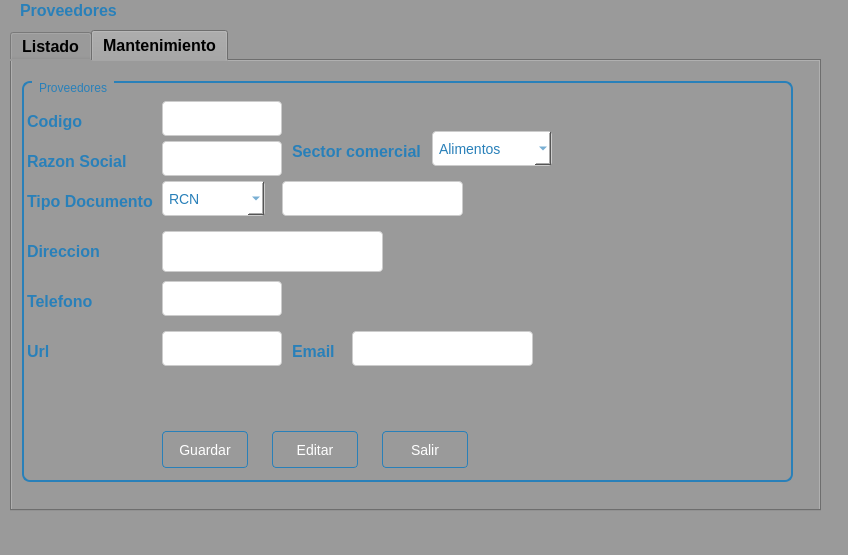
The window that Sistema de ventas/ui/FrmProveedor.ui (CodeDrTech/DevelopPython) describes before a commit, drawn with Qt 5.
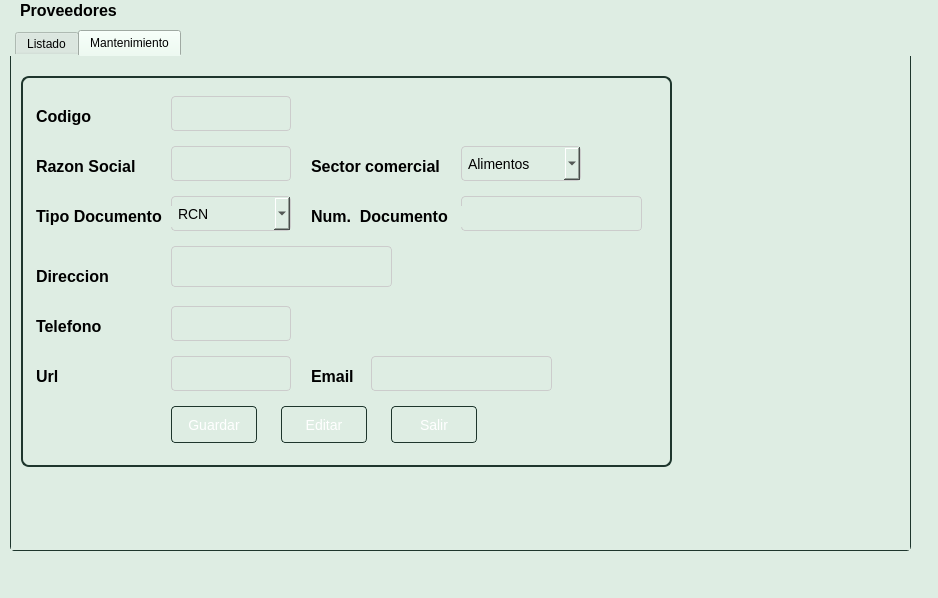
The same window after the commit. The open tabs and pages were chosen to show the change.

The edit to the form file:
```diff
--- a/Sistema de ventas/ui/FrmProveedor.ui
+++ b/Sistema de ventas/ui/FrmProveedor.ui
@@ -9,8 +9,8 @@
    <rect>
     <x>0</x>
     <y>0</y>
-    <width>848</width>
-    <height>555</height>
+    <width>938</width>
+    <height>598</height>
    </rect>
   </property>
   <property name="windowTitle">
@@ -18,7 +18,7 @@
   </property>
   <property name="styleSheet">
    <string notr="true">QWidget {
-    background-color: #9a9a9a;
+    background-color: #deede3;
 }</string>
   </property>
   <widget class="QWidget" name="centralwidget">
@@ -33,17 +33,17 @@
     </property>
     <property name="font">
      <font>
-      <pointsize>-1</pointsize>
+      <pointsize>1</pointsize>
       <bold>true</bold>
      </font>
     </property>
     <property name="styleSheet">
      <string notr="true">QWidget {
-    background-color: #9a9a9a;
+    background-color: var(--jade-50);
 }
 
 QLabel {
-    color: #2980b9;
+    color: var(--jade-500);
     font-size: 16px;
     font-weight: bold;
 }</string>
@@ -57,8 +57,8 @@
      <rect>
       <x>10</x>
       <y>30</y>
-      <width>811</width>
-      <height>481</height>
+      <width>901</width>
+      <height>521</height>
      </rect>
     </property>
     <property name="toolTip">
@@ -66,13 +66,35 @@
     </property>
     <property name="styleSheet">
      <string notr="true">QTabWidget {
-    background-color: #9a9a9a;
+    background-color: #deede3;
+    border: 1px solid #cccccc;
+    border-radius: 4px;
 }
 
-QTabWidget {
-    color: #2980b9;
-    font-size: 16px;
-    font-weight: bold;
+QTabWidget::tab-bar {
+    left: 5px;
+}
+
+QTabWidget::tab {
+    background-color: #deede3;
+    border: 1px solid #1e362d;
+    border-bottom-left-radius: 4px;
+    border-bottom-right-radius: 4px;
+    padding: 6px 12px;
+}
+
+QTabWidget::tab:selected {
+    background-color: #c0dacb;
+    border: 1px solid #1e362d;
+    border-bottom: 1px solid #c0dacb;
+}
+
+QTabWidget::pane {
+    background-color: #deede3;
+    border: 1px solid #1e362d;
+    border-top: none;
+    border-bottom-left-radius: 4px;
+    border-bottom-right-radius: 4px;
 }</string>
     </property>
     <property name="currentIndex">
@@ -385,49 +407,47 @@
        <rect>
         <x>10</x>
         <y>20</y>
-        <width>771</width>
-        <height>401</height>
+        <width>651</width>
+        <height>391</height>
        </rect>
       </property>
       <property name="styleSheet">
        <string notr="true">QGroupBox {
-    border: 2px solid #2980b9;
+    border: 2px solid #1e362d;
     border-radius: 8px;
     padding: 10px;
-    background-color: #9a9a9a;
+    background-color: var(--jade-50);
 }
 
 QGroupBox:title {
-    color: #2980b9;
+    color: #1e362d;
     subcontrol-origin: margin;
     subcontrol-position: top left;
     left: 10px;
     padding-left: 5px;
     padding-right: 5px;
     border: none;
-}
-
-</string>
+}</string>
       </property>
       <property name="title">
-       <string>Proveedores</string>
+       <string/>
       </property>
       <widget class="QLabel" name="label_3">
        <property name="geometry">
         <rect>
-         <x>5</x>
+         <x>15</x>
          <y>30</y>
-         <width>55</width>
+         <width>61</width>
          <height>21</height>
         </rect>
        </property>
        <property name="styleSheet">
         <string notr="true">QWidget {
-    background-color: #9a9a9a;
+    background-color: var(--jade-50);
 }
 
 QLabel {
-    color: #2980b9;
+    color: var(--jade-500);
     font-size: 16px;
     font-weight: bold;
 }</string>
@@ -439,19 +459,19 @@
       <widget class="QLabel" name="label_4">
        <property name="geometry">
         <rect>
-         <x>5</x>
-         <y>70</y>
+         <x>15</x>
+         <y>80</y>
          <width>111</width>
          <height>21</height>
         </rect>
        </property>
        <property name="styleSheet">
         <string notr="true">QWidget {
-    background-color: #9a9a9a;
+    background-color: var(--jade-50);
 }
 
 QLabel {
-    color: #2980b9;
+    color: var(--jade-500);
     font-size: 16px;
     font-weight: bold;
 }</string>
@@ -463,19 +483,19 @@
       <widget class="QLabel" name="label_5">
        <property name="geometry">
         <rect>
-         <x>5</x>
-         <y>160</y>
+         <x>15</x>
+         <y>190</y>
          <width>81</width>
          <height>21</height>
         </rect>
        </property>
        <property name="styleSheet">
         <string notr="true">QWidget {
-    background-color: #9a9a9a;
+    background-color: var(--jade-50);
 }
 
 QLabel {
-    color: #2980b9;
+    color: var(--jade-500);
     font-size: 16px;
     font-weight: bold;
 }</string>
@@ -487,8 +507,8 @@
       <widget class="QPushButton" name="btnEditar">
        <property name="geometry">
         <rect>
-         <x>250</x>
-         <y>350</y>
+         <x>260</x>
+         <y>330</y>
          <width>86</width>
          <height>37</height>
         </rect>
@@ -496,9 +516,9 @@
        <property name="styleSheet">
         <string notr="true">QPushButton {
     background: qlineargradient(x1: 0, y1: 0, x2: 0, y2: 1,
-                                 stop: 0 #5DADE2, stop: 1 #2980b9);
+                                 stop: 0 #c0dacb, stop: 1 #1e362d);
     color: #ffffff;
-    border: 1px solid #2980b9;
+    border: 1px solid #1e362d;
     padding: 8px 16px;
     border-radius: 4px;
     font-size: 14px;
@@ -512,10 +532,9 @@
 
 QPushButton:pressed {
     background: qlineargradient(x1: 0, y1: 0, x2: 0, y2: 1,
-                                 stop: 0 #3C89B4, stop: 1 #1f618d);
-    border: 1px solid #1f618d;
-}
-</string>
+                                 stop: 0 #2a5242, stop: 1 #32624d);
+    border: 1px solid #32624d;
+}</string>
        </property>
        <property name="text">
         <string>Editar</string>
@@ -524,8 +543,8 @@
       <widget class="QPushButton" name="btnGuardar">
        <property name="geometry">
         <rect>
-         <x>140</x>
-         <y>350</y>
+         <x>150</x>
+         <y>330</y>
          <width>86</width>
          <height>37</height>
         </rect>
@@ -533,9 +552,9 @@
        <property name="styleSheet">
         <string notr="true">QPushButton {
     background: qlineargradient(x1: 0, y1: 0, x2: 0, y2: 1,
-                                 stop: 0 #5DADE2, stop: 1 #2980b9);
+                                 stop: 0 #c0dacb, stop: 1 #1e362d);
     color: #ffffff;
-    border: 1px solid #2980b9;
+    border: 1px solid #1e362d;
     padding: 8px 16px;
     border-radius: 4px;
     font-size: 14px;
@@ -549,10 +568,9 @@
 
 QPushButton:pressed {
     background: qlineargradient(x1: 0, y1: 0, x2: 0, y2: 1,
-                                 stop: 0 #3C89B4, stop: 1 #1f618d);
-    border: 1px solid #1f618d;
-}
-</string>
+                                 stop: 0 #2a5242, stop: 1 #32624d);
+    border: 1px solid #32624d;
+}</string>
        </property>
        <property name="text">
         <string>Guardar</string>
@@ -561,8 +579,8 @@
       <widget class="QPushButton" name="btnSalir">
        <property name="geometry">
         <rect>
-         <x>360</x>
-         <y>350</y>
+         <x>370</x>
+         <y>330</y>
          <width>86</width>
          <height>37</height>
         </rect>
@@ -570,9 +588,9 @@
        <property name="styleSheet">
         <string notr="true">QPushButton {
     background: qlineargradient(x1: 0, y1: 0, x2: 0, y2: 1,
-                                 stop: 0 #5DADE2, stop: 1 #2980b9);
+                                 stop: 0 #c0dacb, stop: 1 #1e362d);
     color: #ffffff;
-    border: 1px solid #2980b9;
+    border: 1px solid #1e362d;
     padding: 8px 16px;
     border-radius: 4px;
     font-size: 14px;
@@ -586,10 +604,9 @@
 
 QPushButton:pressed {
     background: qlineargradient(x1: 0, y1: 0, x2: 0, y2: 1,
-                                 stop: 0 #3C89B4, stop: 1 #1f618d);
-    border: 1px solid #1f618d;
-}
-</string>
+                                 stop: 0 #2a5242, stop: 1 #32624d);
+    border: 1px solid #32624d;
+}</string>
        </property>
        <property name="text">
         <string>Salir</string>
@@ -598,41 +615,15 @@
       <widget class="QLineEdit" name="txtCodigo">
        <property name="geometry">
         <rect>
-         <x>140</x>
+         <x>150</x>
          <y>20</y>
          <width>120</width>
          <height>35</height>
         </rect>
        </property>
        <property name="styleSheet">
-        <string notr="true">QWidget {
-    background-color: #f2f2f2;
-}
-
-QPushButton {
-    background: qlineargradient(x1: 0, y1: 0, x2: 0, y2: 1,
-                                 stop: 0 #5DADE2, stop: 1 #2980b9);
-    color: #ffffff;
-    border: 1px solid #2980b9;
-    padding: 8px 16px;
-    border-radius: 4px;
-    font-size: 14px;
-}
-
-QPushButton:hover {
-    background: qlineargradient(x1: 0, y1: 0, x2: 0, y2: 1,
-                                 stop: 0 #4DA8DB, stop: 1 #2471a3);
-    border: 1px solid #2471a3;
-}
-
-QPushButton:pressed {
-    background: qlineargradient(x1: 0, y1: 0, x2: 0, y2: 1,
-                                 stop: 0 #3C89B4, stop: 1 #1f618d);
-    border: 1px solid #1f618d;
-}
-
-QLineEdit {
-    background-color: #ffffff;
+        <string notr="true">QLineEdit {
+    background-color: #deede3;
     border: 1px solid #cccccc;
     padding: 6px;
     border-radius: 4px;
@@ -648,31 +639,10 @@
     outline: none;
 }
 
-QWidget {
-    background-color: #f2f2f2;
-}
-
-QLabel {
-    color: #2980b9;
-    font-size: 16px;
-    font-weight: bold;
-}
-
-QLineEdit {
-    background-color: #ffffff;
-    border: 1px solid #cccccc;
-    padding: 6px;
-    border-radius: 4px;
-    font-size: 14px;
-    color: #2980b9;
-}
-
 QLineEdit::placeholder {
-    color: #2980b9;
+    color: #1e362d;
     font-weight: bold;
-}
-
-</string>
+}</string>
        </property>
        <property name="readOnly">
         <bool>true</bool>
@@ -681,41 +651,15 @@
       <widget class="QLineEdit" name="txtRazonSocial">
        <property name="geometry">
         <rect>
-         <x>140</x>
-         <y>60</y>
+         <x>150</x>
+         <y>70</y>
          <width>120</width>
          <height>35</height>
         </rect>
        </property>
        <property name="styleSheet">
-        <string notr="true">QWidget {
-    background-color: #f2f2f2;
-}
-
-QPushButton {
-    background: qlineargradient(x1: 0, y1: 0, x2: 0, y2: 1,
-                                 stop: 0 #5DADE2, stop: 1 #2980b9);
-    color: #ffffff;
-    border: 1px solid #2980b9;
-    padding: 8px 16px;
-    border-radius: 4px;
-    font-size: 14px;
-}
-
-QPushButton:hover {
-    background: qlineargradient(x1: 0, y1: 0, x2: 0, y2: 1,
-                                 stop: 0 #4DA8DB, stop: 1 #2471a3);
-    border: 1px solid #2471a3;
-}
-
-QPushButton:pressed {
-    background: qlineargradient(x1: 0, y1: 0, x2: 0, y2: 1,
-                                 stop: 0 #3C89B4, stop: 1 #1f618d);
-    border: 1px solid #1f618d;
-}
-
-QLineEdit {
-    background-color: #ffffff;
+        <string notr="true">QLineEdit {
+    background-color: #deede3;
     border: 1px solid #cccccc;
     padding: 6px;
     border-radius: 4px;
@@ -731,71 +675,24 @@
     outline: none;
 }
 
-QWidget {
-    background-color: #f2f2f2;
-}
-
-QLabel {
-    color: #2980b9;
-    font-size: 16px;
-    font-weight: bold;
-}
-
-QLineEdit {
-    background-color: #ffffff;
-    border: 1px solid #cccccc;
-    padding: 6px;
-    border-radius: 4px;
-    font-size: 14px;
-    color: #2980b9;
-}
-
 QLineEdit::placeholder {
-    color: #2980b9;
+    color: #1e362d;
     font-weight: bold;
-}
-
-</string>
+}</string>
        </property>
       </widget>
       <widget class="QTextEdit" name="txtDireccion">
        <property name="geometry">
         <rect>
-         <x>140</x>
-         <y>150</y>
+         <x>150</x>
+         <y>170</y>
          <width>221</width>
          <height>41</height>
         </rect>
        </property>
        <property name="styleSheet">
-        <string notr="true">QWidget {
-    background-color: #f2f2f2;
-}
-
-QPushButton {
-    background: qlineargradient(x1: 0, y1: 0, x2: 0, y2: 1,
-                                 stop: 0 #5DADE2, stop: 1 #2980b9);
-    color: #ffffff;
-    border: 1px solid #2980b9;
-    padding: 8px 16px;
-    border-radius: 4px;
-    font-size: 14px;
-}
-
-QPushButton:hover {
-    background: qlineargradient(x1: 0, y1: 0, x2: 0, y2: 1,
-                                 stop: 0 #4DA8DB, stop: 1 #2471a3);
-    border: 1px solid #2471a3;
-}
-
-QPushButton:pressed {
-    background: qlineargradient(x1: 0, y1: 0, x2: 0, y2: 1,
-                                 stop: 0 #3C89B4, stop: 1 #1f618d);
-    border: 1px solid #1f618d;
-}
-
-QTextEdit {
-    background-color: #ffffff;
+        <string notr="true">QTextEdit {
+    background-color: #deede3;
     border: 1px solid #cccccc;
     padding: 6px;
     border-radius: 4px;
@@ -810,63 +707,40 @@
     border: 1px solid #3498db;
     outline: none;
 }
-
-QWidget {
-    background-color: #f2f2f2;
-}
-
-QLabel {
-    color: #2980b9;
-    font-size: 16px;
-    font-weight: bold;
-}
-
-QTextEdit {
-    background-color: #ffffff;
-    border: 1px solid #cccccc;
-    padding: 6px;
-    border-radius: 4px;
-    font-size: 14px;
-    color: #2980b9;
-}
-
-QTextEdit::placeholder {
-    color: #2980b9;
-    font-weight: bold;
-}
-
 </string>
        </property>
       </widget>
       <widget class="QComboBox" name="cmbSectorComercial">
        <property name="geometry">
         <rect>
-         <x>410</x>
-         <y>50</y>
+         <x>440</x>
+         <y>70</y>
          <width>120</width>
          <height>35</height>
         </rect>
        </property>
        <property name="styleSheet">
         <string notr="true">QComboBox {
-    background-color: #ffffff;
+    background-color: #deede3;
     border: 1px solid #cccccc;
     padding: 6px;
     border-radius: 4px;
     font-size: 14px;
-    color: #2980b9;
 }
 
 QComboBox:hover {
     border: 1px solid #3498db;
 }
 
-QComboBox QAbstractItemView {
-    border: 1px solid #cccccc;
-    background-color: white;
-    selection-background-color: #3498db;
+QComboBox:focus {
+    border: 1px solid #689f84;
+    outline: none;
 }
-</string>
+
+QComboBox::placeholder {
+    color: #1e362d;
+    font-weight: bold;
+}</string>
        </property>
        <item>
         <property name="text">
@@ -892,19 +766,19 @@
       <widget class="QLabel" name="label_6">
        <property name="geometry">
         <rect>
-         <x>270</x>
-         <y>60</y>
+         <x>290</x>
+         <y>80</y>
          <width>131</width>
          <height>21</height>
         </rect>
        </property>
        <property name="styleSheet">
         <string notr="true">QWidget {
-    background-color: #9a9a9a;
+    background-color: var(--jade-50);
 }
 
 QLabel {
-    color: #2980b9;
+    color: var(--jade-500);
     font-size: 16px;
     font-weight: bold;
 }</string>
@@ -916,32 +790,34 @@
       <widget class="QComboBox" name="cmbTipoDocumento">
        <property name="geometry">
         <rect>
-         <x>140</x>
-         <y>100</y>
-         <width>103</width>
+         <x>150</x>
+         <y>120</y>
+         <width>120</width>
          <height>35</height>
         </rect>
        </property>
        <property name="styleSheet">
         <string notr="true">QComboBox {
-    background-color: #ffffff;
+    background-color: #deede3;
     border: 1px solid #cccccc;
     padding: 6px;
     border-radius: 4px;
     font-size: 14px;
-    color: #2980b9;
 }
 
 QComboBox:hover {
     border: 1px solid #3498db;
 }
 
-QComboBox QAbstractItemView {
-    border: 1px solid #cccccc;
-    background-color: white;
-    selection-background-color: #3498db;
+QComboBox:focus {
+    border: 1px solid #689f84;
+    outline: none;
 }
-</string>
+
+QComboBox::placeholder {
+    color: #1e362d;
+    font-weight: bold;
+}</string>
        </property>
        <item>
         <property name="text">
@@ -962,19 +838,19 @@
       <widget class="QLabel" name="label_7">
        <property name="geometry">
         <rect>
-         <x>5</x>
-         <y>110</y>
-         <width>131</width>
+         <x>15</x>
+         <y>130</y>
+         <width>141</width>
          <height>21</height>
         </rect>
        </property>
        <property name="styleSheet">
         <string notr="true">QWidget {
-    background-color: #9a9a9a;
+    background-color: var(--jade-50);
 }
 
 QLabel {
-    color: #2980b9;
+    color: var(--jade-500);
     font-size: 16px;
     font-weight: bold;
 }</string>
@@ -986,41 +862,15 @@
       <widget class="QLineEdit" name="txtNumDocumento">
        <property name="geometry">
         <rect>
-         <x>260</x>
-         <y>100</y>
+         <x>440</x>
+         <y>120</y>
          <width>181</width>
          <height>35</height>
         </rect>
        </property>
        <property name="styleSheet">
-        <string notr="true">QWidget {
-    background-color: #f2f2f2;
-}
-
-QPushButton {
-    background: qlineargradient(x1: 0, y1: 0, x2: 0, y2: 1,
-                                 stop: 0 #5DADE2, stop: 1 #2980b9);
-    color: #ffffff;
-    border: 1px solid #2980b9;
-    padding: 8px 16px;
-    border-radius: 4px;
-    font-size: 14px;
-}
-
-QPushButton:hover {
-    background: qlineargradient(x1: 0, y1: 0, x2: 0, y2: 1,
-                                 stop: 0 #4DA8DB, stop: 1 #2471a3);
-    border: 1px solid #2471a3;
-}
-
-QPushButton:pressed {
-    background: qlineargradient(x1: 0, y1: 0, x2: 0, y2: 1,
-                                 stop: 0 #3C89B4, stop: 1 #1f618d);
-    border: 1px solid #1f618d;
-}
-
-QLineEdit {
-    background-color: #ffffff;
+        <string notr="true">QLineEdit {
+    background-color: #deede3;
     border: 1px solid #cccccc;
     padding: 6px;
     border-radius: 4px;
@@ -1036,49 +886,28 @@
     outline: none;
 }
 
-QWidget {
-    background-color: #f2f2f2;
-}
-
-QLabel {
-    color: #2980b9;
-    font-size: 16px;
-    font-weight: bold;
-}
-
-QLineEdit {
-    background-color: #ffffff;
-    border: 1px solid #cccccc;
-    padding: 6px;
-    border-radius: 4px;
-    font-size: 14px;
-    color: #2980b9;
-}
-
 QLineEdit::placeholder {
-    color: #2980b9;
+    color: #1e362d;
     font-weight: bold;
-}
-
-</string>
+}</string>
        </property>
       </widget>
       <widget class="QLabel" name="label_8">
        <property name="geometry">
         <rect>
-         <x>5</x>
-         <y>210</y>
-         <width>71</width>
+         <x>15</x>
+         <y>240</y>
+         <width>81</width>
          <height>21</height>
         </rect>
        </property>
        <property name="styleSheet">
         <string notr="true">QWidget {
-    background-color: #9a9a9a;
+    background-color: var(--jade-50);
 }
 
 QLabel {
-    color: #2980b9;
+    color: var(--jade-500);
     font-size: 16px;
     font-weight: bold;
 }</string>
@@ -1090,41 +919,15 @@
       <widget class="QLineEdit" name="txtTelefono">
        <property name="geometry">
         <rect>
-         <x>140</x>
-         <y>200</y>
+         <x>150</x>
+         <y>230</y>
          <width>120</width>
          <height>35</height>
         </rect>
        </property>
        <property name="styleSheet">
-        <string notr="true">QWidget {
-    background-color: #f2f2f2;
-}
-
-QPushButton {
-    background: qlineargradient(x1: 0, y1: 0, x2: 0, y2: 1,
-                                 stop: 0 #5DADE2, stop: 1 #2980b9);
-    color: #ffffff;
-    border: 1px solid #2980b9;
-    padding: 8px 16px;
-    border-radius: 4px;
-    font-size: 14px;
-}
-
-QPushButton:hover {
-    background: qlineargradient(x1: 0, y1: 0, x2: 0, y2: 1,
-                                 stop: 0 #4DA8DB, stop: 1 #2471a3);
-    border: 1px solid #2471a3;
-}
-
-QPushButton:pressed {
-    background: qlineargradient(x1: 0, y1: 0, x2: 0, y2: 1,
-                                 stop: 0 #3C89B4, stop: 1 #1f618d);
-    border: 1px solid #1f618d;
-}
-
-QLineEdit {
-    background-color: #ffffff;
+        <string notr="true">QLineEdit {
+    background-color: #deede3;
     border: 1px solid #cccccc;
     padding: 6px;
     border-radius: 4px;
@@ -1140,49 +943,28 @@
     outline: none;
 }
 
-QWidget {
-    background-color: #f2f2f2;
-}
-
-QLabel {
-    color: #2980b9;
-    font-size: 16px;
-    font-weight: bold;
-}
-
-QLineEdit {
-    background-color: #ffffff;
-    border: 1px solid #cccccc;
-    padding: 6px;
-    border-radius: 4px;
-    font-size: 14px;
-    color: #2980b9;
-}
-
 QLineEdit::placeholder {
-    color: #2980b9;
+    color: #1e362d;
     font-weight: bold;
-}
-
-</string>
+}</string>
        </property>
       </widget>
       <widget class="QLabel" name="label_9">
        <property name="geometry">
         <rect>
-         <x>5</x>
-         <y>260</y>
+         <x>15</x>
+         <y>290</y>
          <width>31</width>
          <height>21</height>
         </rect>
        </property>
        <property name="styleSheet">
         <string notr="true">QWidget {
-    background-color: #9a9a9a;
+    background-color: var(--jade-50);
 }
 
 QLabel {
-    color: #2980b9;
+    color: var(--jade-500);
     font-size: 16px;
     font-weight: bold;
 }</string>
@@ -1194,41 +976,15 @@
       <widget class="QLineEdit" name="txtUrl">
        <property name="geometry">
         <rect>
-         <x>140</x>
-         <y>250</y>
+         <x>150</x>
+         <y>280</y>
          <width>120</width>
          <height>35</height>
         </rect>
        </property>
        <property name="styleSheet">
-        <string notr="true">QWidget {
-    background-color: #f2f2f2;
-}
-
-QPushButton {
-    background: qlineargradient(x1: 0, y1: 0, x2: 0, y2: 1,
-                                 stop: 0 #5DADE2, stop: 1 #2980b9);
-    color: #ffffff;
-    border: 1px solid #2980b9;
-    padding: 8px 16px;
-    border-radius: 4px;
-    font-size: 14px;
-}
-
-QPushButton:hover {
-    background: qlineargradient(x1: 0, y1: 0, x2: 0, y2: 1,
-                                 stop: 0 #4DA8DB, stop: 1 #2471a3);
-    border: 1px solid #2471a3;
-}
-
-QPushButton:pressed {
-    background: qlineargradient(x1: 0, y1: 0, x2: 0, y2: 1,
-                                 stop: 0 #3C89B4, stop: 1 #1f618d);
-    border: 1px solid #1f618d;
-}
-
-QLineEdit {
-    background-color: #ffffff;
+        <string notr="true">QLineEdit {
+    background-color: #deede3;
     border: 1px solid #cccccc;
     padding: 6px;
     border-radius: 4px;
@@ -1244,49 +1000,28 @@
     outline: none;
 }
 
-QWidget {
-    background-color: #f2f2f2;
-}
-
-QLabel {
-    color: #2980b9;
-    font-size: 16px;
-    font-weight: bold;
-}
-
-QLineEdit {
-    background-color: #ffffff;
-    border: 1px solid #cccccc;
-    padding: 6px;
-    border-radius: 4px;
-    font-size: 14px;
-    color: #2980b9;
-}
-
 QLineEdit::placeholder {
-    color: #2980b9;
+    color: #1e362d;
     font-weight: bold;
-}
-
-</string>
+}</string>
        </property>
       </widget>
       <widget class="QLabel" name="label_10">
        <property name="geometry">
         <rect>
-         <x>270</x>
-         <y>260</y>
+         <x>290</x>
+         <y>290</y>
          <width>51</width>
          <height>21</height>
         </rect>
        </property>
        <property name="styleSheet">
         <string notr="true">QWidget {
-    background-color: #9a9a9a;
+    background-color: var(--jade-50);
 }
 
 QLabel {
-    color: #2980b9;
+    color: var(--jade-500);
     font-size: 16px;
     font-weight: bold;
 }</string>
@@ -1298,41 +1033,15 @@
       <widget class="QLineEdit" name="txtEmail">
        <property name="geometry">
         <rect>
-         <x>330</x>
-         <y>250</y>
+         <x>350</x>
+         <y>280</y>
          <width>181</width>
          <height>35</height>
         </rect>
        </property>
        <property name="styleSheet">
-        <string notr="true">QWidget {
-    background-color: #f2f2f2;
-}
-
-QPushButton {
-    background: qlineargradient(x1: 0, y1: 0, x2: 0, y2: 1,
-                                 stop: 0 #5DADE2, stop: 1 #2980b9);
-    color: #ffffff;
-    border: 1px solid #2980b9;
-    padding: 8px 16px;
-    border-radius: 4px;
-    font-size: 14px;
-}
-
-QPushButton:hover {
-    background: qlineargradient(x1: 0, y1: 0, x2: 0, y2: 1,
-                                 stop: 0 #4DA8DB, stop: 1 #2471a3);
-    border: 1px solid #2471a3;
-}
-
-QPushButton:pressed {
-    background: qlineargradient(x1: 0, y1: 0, x2: 0, y2: 1,
-                                 stop: 0 #3C89B4, stop: 1 #1f618d);
-    border: 1px solid #1f618d;
-}
-
-QLineEdit {
-    background-color: #ffffff;
+        <string notr="true">QLineEdit {
+    background-color: #deede3;
     border: 1px solid #cccccc;
     padding: 6px;
     border-radius: 4px;
@@ -1348,31 +1057,34 @@
     outline: none;
 }
 
-QWidget {
-    background-color: #f2f2f2;
+QLineEdit::placeholder {
+    color: #1e362d;
+    font-weight: bold;
+}</string>
+       </property>
+      </widget>
+      <widget class="QLabel" name="label_11">
+       <property name="geometry">
+        <rect>
+         <x>290</x>
+         <y>130</y>
+         <width>151</width>
+         <height>21</height>
+        </rect>
+       </property>
+       <property name="styleSheet">
+        <string notr="true">QWidget {
+    background-color: var(--jade-50);
 }
 
 QLabel {
-    color: #2980b9;
+    color: var(--jade-500);
     font-size: 16px;
     font-weight: bold;
-}
-
-QLineEdit {
-    background-color: #ffffff;
-    border: 1px solid #cccccc;
-    padding: 6px;
-    border-radius: 4px;
-    font-size: 14px;
-    color: #2980b9;
-}
-
-QLineEdit::placeholder {
-    color: #2980b9;
-    font-weight: bold;
-}
-
-</string>
+}</string>
+       </property>
+       <property name="text">
+        <string>Num.  Documento</string>
        </property>
       </widget>
      </widget>
```
Left out of the diff: 408 changed lines with no effect on the pictures.
